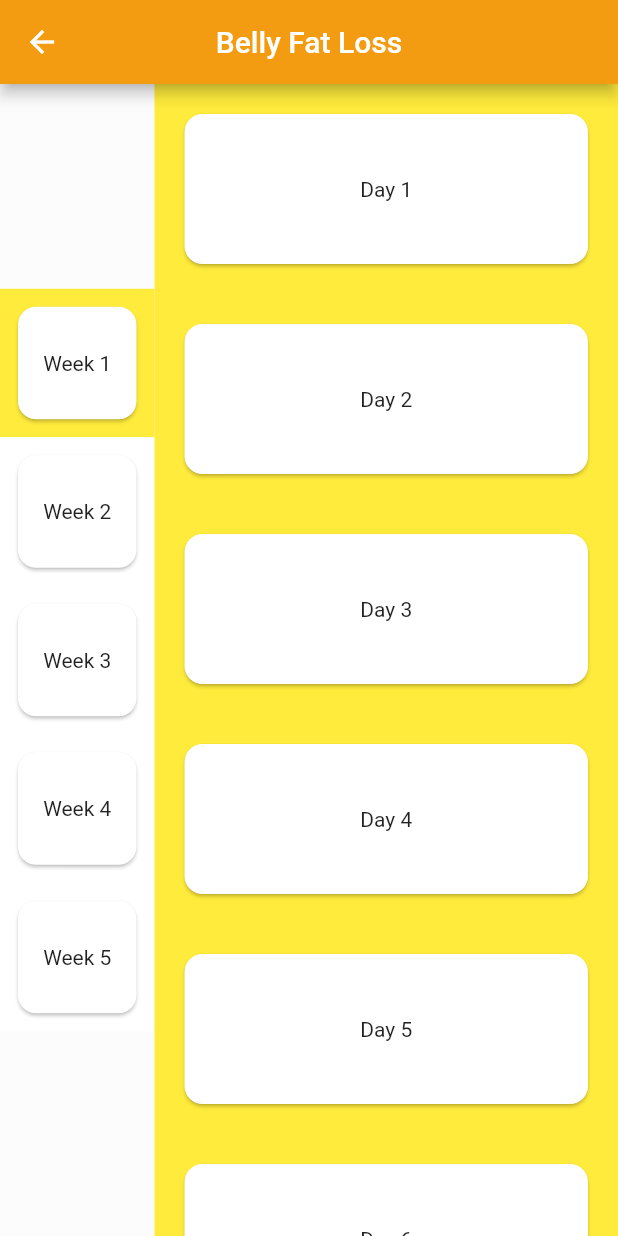
After one commit to gat786/iwbf, a Flutter app: the screen it shows after launch, after a tap on "Belly Fat Loss", on a phone screen of 412 x 824 dp. The commit adds this screen. Run offline on Flutter 3.47's test engine with Material 2 defaults, Android fonts, the phone set to English and light mode, and no system bars; our stand-ins replace flutter_svg.

Commit message:
scheduler added

```diff
--- a/lib/pages/fitness_schemes.dart
+++ b/lib/pages/fitness_schemes.dart
@@ -1,7 +1,8 @@
 import 'package:flutter/material.dart';
 import 'package:flutter_svg/flutter_svg.dart';
+import 'package:iwbf/pages/scheduler.dart';
 
-import 'package:iwbf/pages/weekly_plan.dart';
+
 
 class FitnessScheme extends StatefulWidget {
   @override
@@ -11,6 +12,7 @@ class FitnessScheme extends StatefulWidget {
 }
 
 var message = "some random facts about the activity that is to be done in the program";
+
 Color cardTitleTextColor = Color.fromARGB(255, 231, 76, 60);
 
 class _FitnessSchemeState extends State<FitnessScheme> {
@@ -36,7 +38,7 @@ class _FitnessSchemeState extends State<FitnessScheme> {
                   Navigator.push(
                     context,
                     MaterialPageRoute(
-                      builder: (BuildContext context) => WeeklySchedule("Fat Loss", "https://res.cloudinary.com/dtldj8hpa/image/upload/v1544121166/Abs.jpg")
+                      builder: (BuildContext context) => Scheduler(courseType: "Fat Loss")
                     )
                   );
                 },
@@ -51,7 +53,7 @@ class _FitnessSchemeState extends State<FitnessScheme> {
                   Navigator.push(
                     context,
                     MaterialPageRoute(
-                      builder: (BuildContext context) => WeeklySchedule("Belly Fat Loss", "https://res.cloudinary.com/dtldj8hpa/image/upload/v1544121166/Abs.jpg")
+                      builder: (BuildContext context) => Scheduler(courseType: "Belly Fat Loss")
                     )
                   );
                 },
@@ -66,7 +68,7 @@ class _FitnessSchemeState extends State<FitnessScheme> {
                   Navigator.push(
                     context,
                     MaterialPageRoute(
-                      builder: (BuildContext context) => WeeklySchedule("Six Pack Abs", "https://res.cloudinary.com/dtldj8hpa/image/upload/v1544121166/Abs.jpg")
+                      builder: (BuildContext context) => Scheduler(courseType: "Six Pack Abs",)
                     )
                   );
                 },
--- a/lib/pages/homepage.dart
+++ b/lib/pages/homepage.dart
@@ -1,3 +1,5 @@
+import 'dart:async';
+
 import 'package:flutter/material.dart';
 import 'dart:math';
 
@@ -8,8 +10,8 @@ var random = new Random();
 class HomePage extends StatelessWidget {
   @override
   Widget build(BuildContext context) {
+    timeout(context);
     return Scaffold(
-        //backgroundColor: Color.fromARGB(255,243, 156, 18),
         body: Stack(children: <Widget>[
 
           Container(
@@ -21,6 +23,10 @@ class HomePage extends StatelessWidget {
             ),
           ),
 
+
+          Container(
+            color: Colors.black54,
+          ),
 
           Container(
             height: MediaQuery.of(context).size.height,
@@ -55,14 +61,10 @@ class HomePage extends StatelessWidget {
                   height: 100.0,
                 ),
 
-                IconButton(
-                  icon: Icon(
-                      Icons.send,
-                      color: Colors.white,
-                    ),
-                  onPressed: () {
-                    Navigator.of(context).pushReplacementNamed("/select");
-                  },
+
+                CircularProgressIndicator(
+                  semanticsLabel: "Loading..",
+
                 )
 
               ],
@@ -77,3 +79,11 @@ class HomePage extends StatelessWidget {
       );
     }
   }
+
+
+  timeout(context){
+    const timeout = const Duration(seconds: 2);
+    Timer(timeout,(){
+      Navigator.of(context).pushReplacementNamed("/select");
+    });
+  }
--- /dev/null
+++ b/lib/pages/scheduler.dart
@@ -0,0 +1,162 @@
+import 'package:flutter/material.dart';
+import 'package:iwbf/data/colors.dart';
+
+var weekNumber = 1;
+
+class Scheduler extends StatefulWidget {
+
+  final courseType;
+
+  Scheduler({this.courseType}){
+    weekNumber = 1;
+  }
+
+  @override
+  SchedulerState createState() {
+    return new SchedulerState();
+  }
+}
+
+class SchedulerState extends State<Scheduler> {
+
+  @override
+  Widget build(BuildContext context) {
+
+    var daysCardList = cardsListForDays(context: context , weekNumber: weekNumber);
+
+    return Scaffold(
+      appBar: AppBar(
+        backgroundColor: primary,
+        title: Text(
+          widget.courseType,
+        ),
+        centerTitle: true,
+      ),
+      body: Material(
+        child: Container(
+          child: Row(
+            children: <Widget>[
+
+
+
+              Expanded(
+                child: Container(
+                  color: Colors.white30,
+                  child: Column(
+
+                    children: cardsListForWeek(context,weekNumber),
+                    mainAxisAlignment: MainAxisAlignment.center,
+
+                  ),
+                ),
+                flex: 1,
+              ),
+
+
+
+              Expanded(
+                child: Container(
+                  color: Colors.yellow,
+                  child: ListView(
+
+                    children: daysCardList
+
+                  ),
+                ),
+                flex: 3,
+              ),
+
+
+            ],
+          ),
+        ),
+      ),
+    );
+  }
+
+  List<Widget> cardsListForWeek(context,selectedWeek){
+    List<Widget> cards = [];
+
+    for (int i = 1; i < 6 ; i ++){
+      cards.add(cardForWeek(context, i,selected: (selectedWeek == i) ? true : false));
+    }
+
+    return cards;
+  }
+
+  void recalculateDaysCardList(context,weekSelected){
+    setState(() {
+      weekNumber = weekSelected;
+    });
+  }
+
+  Widget cardForWeek(context,weekNumber,{selected}){
+    return Container(
+      color: (selected)?Colors.yellow:Colors.white,
+      child: Padding(
+        padding: const EdgeInsets.all(8.0),
+        child: Card(
+
+          shape: RoundedRectangleBorder(
+            borderRadius: BorderRadius.circular(12.0),
+          ),
+
+          child: InkWell(
+            child: Container(
+              height: 75.0,
+              child: Center(
+                child: Text("Week $weekNumber"),
+              ),
+            ),
+            onTap: (){
+              recalculateDaysCardList(context,weekNumber);
+            },
+          ),
+
+
+        ),
+      ),
+    );
+  }
+
+
+  List<Widget> cardsListForDays({context, weekNumber}){
+    List<Widget> cards = [];
+
+
+    final startingDay =  (weekNumber == 1) ? 1 : (weekNumber - 1) * 7;
+
+    print("starting day is $startingDay");
+
+    for (int i = startingDay; i <  startingDay + 7 && i < 32 ; i ++){
+      cards.add(cardForDay(context, i));
+    }
+
+
+    return cards;
+  }
+
+
+  Widget cardForDay(context,dayNumber){
+    return Padding(
+      padding: const EdgeInsets.all(16.0),
+      child: Card(
+        shape: RoundedRectangleBorder(
+          borderRadius: BorderRadius.circular(12.0)
+        ),
+        child: InkWell(
+          child: Container(
+            height: 100.0,
+            child: Center(
+              child: Text("Day $dayNumber"),
+            ),
+          ),
+          onTap: (){
+
+          },
+        ),
+      ),
+    );
+  }
+
+}
--- a/pubspec.yaml
+++ b/pubspec.yaml
@@ -24,6 +24,7 @@ dependencies:
 dev_dependencies:
   flutter_test:
     sdk: flutter
+  firebase_database: ^1.0.5
 
 
 # For information on the generic Dart part of this file, see the
```
Also changed, not shown: lib/main.dart (+7 -2 lines), lib/pages/weekly_plan.dart (deleted, +0 -69 lines).
